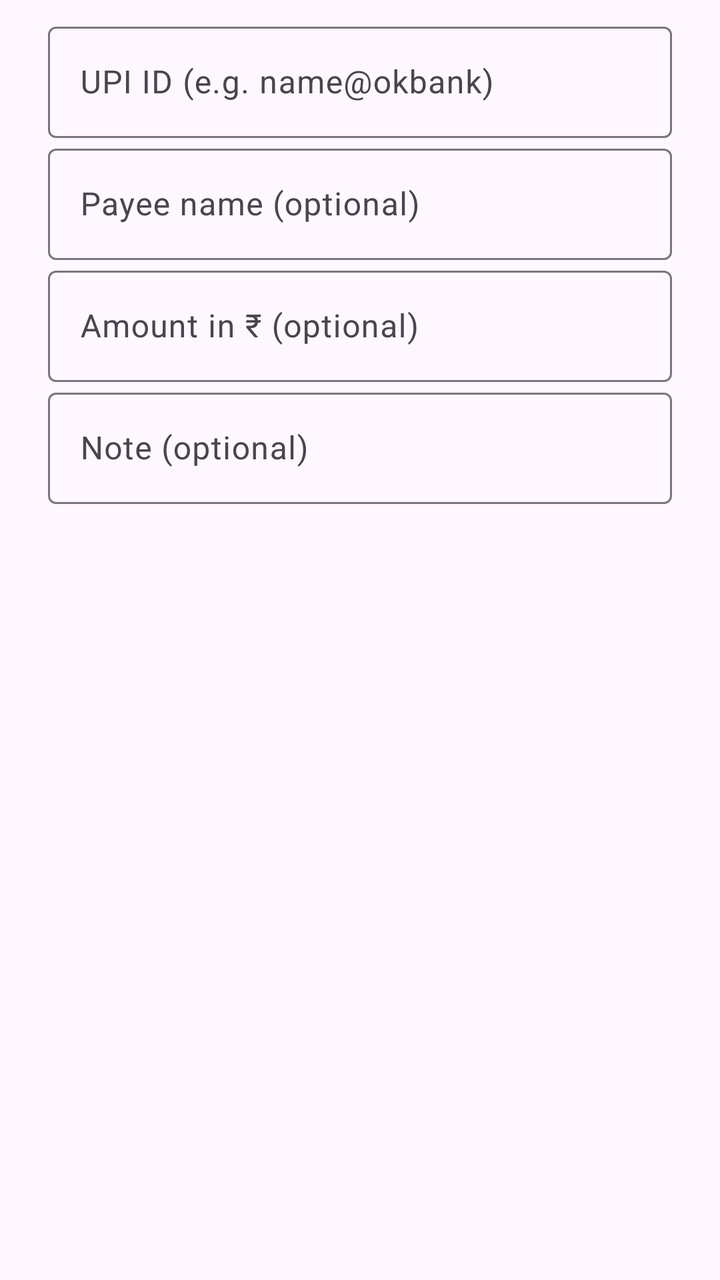
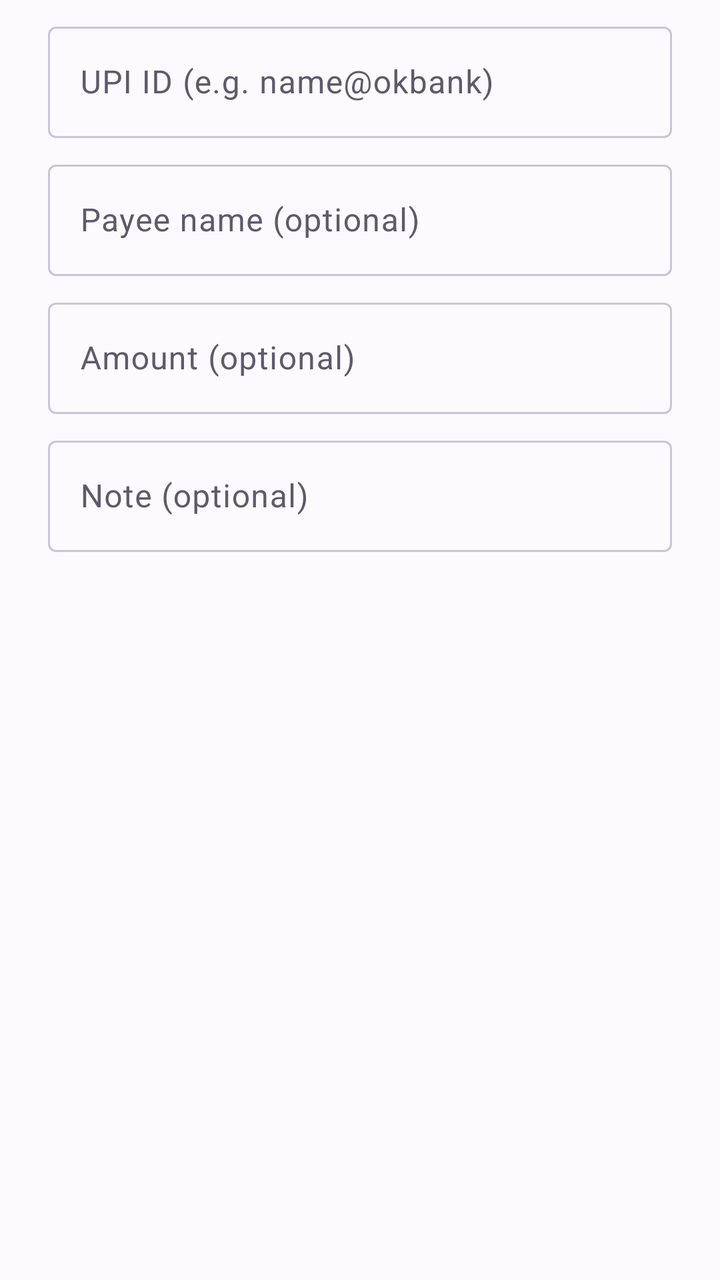

The first picture is an Android layout as it rendered before a commit; the second is the same layout after the commit. The layout source and the unified diff follow.
<!-- AndroidManifest.xml: application theme Theme.UpiHub -->
<!-- res/layout/dialog_manual.xml -->
<?xml version="1.0" encoding="utf-8"?>
<LinearLayout xmlns:android="http://schemas.android.com/apk/res/android"
    android:layout_width="match_parent"
    android:layout_height="wrap_content"
    android:orientation="vertical"
    android:paddingHorizontal="24dp"
    android:paddingTop="8dp">

    <com.google.android.material.textfield.TextInputLayout
        android:id="@+id/upiIdLayout"
        android:layout_width="match_parent"
        android:layout_height="wrap_content"
        android:hint="@string/upi_id_hint">
        <com.google.android.material.textfield.TextInputEditText
            android:id="@+id/upiIdInput"
            android:layout_width="match_parent"
            android:layout_height="wrap_content"
            android:inputType="textEmailAddress" />
    </com.google.android.material.textfield.TextInputLayout>

    <com.google.android.material.textfield.TextInputLayout
        android:layout_width="match_parent"
        android:layout_height="wrap_content"
        android:hint="@string/payee_name_hint">
        <com.google.android.material.textfield.TextInputEditText
            android:id="@+id/nameInput"
            android:layout_width="match_parent"
            android:layout_height="wrap_content"
            android:inputType="textPersonName" />
    </com.google.android.material.textfield.TextInputLayout>

    <com.google.android.material.textfield.TextInputLayout
        android:id="@+id/amountLayout"
        android:layout_width="match_parent"
        android:layout_height="wrap_content"
        android:hint="@string/amount_hint">
        <com.google.android.material.textfield.TextInputEditText
            android:id="@+id/amountInput"
            android:layout_width="match_parent"
            android:layout_height="wrap_content"
            android:inputType="numberDecimal" />
    </com.google.android.material.textfield.TextInputLayout>

    <com.google.android.material.textfield.TextInputLayout
        android:layout_width="match_parent"
        android:layout_height="wrap_content"
        android:hint="@string/note_hint">
        <com.google.android.material.textfield.TextInputEditText
            android:id="@+id/noteInput"
            android:layout_width="match_parent"
            android:layout_height="wrap_content"
            android:inputType="text" />
    </com.google.android.material.textfield.TextInputLayout>
</LinearLayout>
<!-- resources referenced by this layout -->
<resources>
  <string name="amount_hint">Amount in ₹ (optional)</string>
  <string name="note_hint">Note (optional)</string>
  <string name="payee_name_hint">Payee name (optional)</string>
  <string name="upi_id_hint">UPI ID (e.g. name@okbank)</string>
  <style name="Theme.UpiHub" parent="Theme.Material3.DayNight">
          <item name="colorPrimary">#5B3FD1</item>
          <item name="colorOnPrimary">#FFFFFF</item>
          <item name="colorSecondary">#00A884</item>
      </style>
</resources>

<!-- the commit's change to res/layout/dialog_manual.xml (unified diff, before → after) -->
@@ -1,5 +1,6 @@
 <?xml version="1.0" encoding="utf-8"?>
 <LinearLayout xmlns:android="http://schemas.android.com/apk/res/android"
+    xmlns:app="http://schemas.android.com/apk/res-auto"
     android:layout_width="match_parent"
     android:layout_height="wrap_content"
     android:orientation="vertical"
@@ -19,6 +20,7 @@
     </com.google.android.material.textfield.TextInputLayout>
 
     <com.google.android.material.textfield.TextInputLayout
+        android:layout_marginTop="8dp"
         android:layout_width="match_parent"
         android:layout_height="wrap_content"
         android:hint="@string/payee_name_hint">
@@ -31,9 +33,11 @@
 
     <com.google.android.material.textfield.TextInputLayout
         android:id="@+id/amountLayout"
+        android:layout_marginTop="8dp"
         android:layout_width="match_parent"
         android:layout_height="wrap_content"
-        android:hint="@string/amount_hint">
+        android:hint="@string/amount_hint"
+        app:prefixText="₹ ">
         <com.google.android.material.textfield.TextInputEditText
             android:id="@+id/amountInput"
             android:layout_width="match_parent"
@@ -42,6 +46,7 @@
     </com.google.android.material.textfield.TextInputLayout>
 
     <com.google.android.material.textfield.TextInputLayout
+        android:layout_marginTop="8dp"
         android:layout_width="match_parent"
         android:layout_height="wrap_content"
         android:hint="@string/note_hint">
<!-- resource entries referenced after the edit -->
@@ -1,13 +1,40 @@
 <!-- resources referenced by this layout -->
 <resources>
-  <string name="amount_hint">Amount in ₹ (optional)</string>
+  <string name="amount_hint">Amount (optional)</string>
   <string name="note_hint">Note (optional)</string>
   <string name="payee_name_hint">Payee name (optional)</string>
   <string name="upi_id_hint">UPI ID (e.g. name@okbank)</string>
-  <style name="Theme.UpiHub" parent="Theme.Material3.DayNight">
-          <item name="colorPrimary">#5B3FD1</item>
-          <item name="colorOnPrimary">#FFFFFF</item>
-          <item name="colorSecondary">#00A884</item>
+  <style name="Theme.UpiHub" parent="Theme.Material3.DayNight.NoActionBar">
+          <item name="colorPrimary">@color/brand_primary</item>
+          <item name="colorOnPrimary">@color/brand_on_primary</item>
+          <item name="colorPrimaryContainer">@color/brand_primary_container</item>
+          <item name="colorOnPrimaryContainer">@color/brand_on_primary_container</item>
+          <item name="colorSecondary">@color/brand_secondary</item>
+          <item name="colorSecondaryContainer">@color/brand_secondary_container</item>
+          <item name="colorOnSecondaryContainer">@color/brand_on_secondary_container</item>
+          <item name="colorSurface">@color/brand_surface</item>
+          <item name="colorSurfaceContainer">@color/brand_surface_container</item>
+          <item name="colorSurfaceContainerLow">@color/brand_surface_container</item>
+          <item name="colorSurfaceContainerHigh">@color/brand_surface_container</item>
+          <item name="colorOnSurface">@color/brand_on_surface</item>
+          <item name="colorOnSurfaceVariant">@color/brand_on_surface_variant</item>
+          <item name="colorOutline">@color/brand_outline</item>
+          <item name="colorOutlineVariant">@color/brand_outline</item>
+          <item name="android:colorBackground">@color/brand_surface</item>
+          <item name="colorError">@color/error</item>
       </style>
+  <color name="brand_primary">#5B3FD1</color>
+  <color name="brand_on_primary">#FFFFFF</color>
+  <color name="brand_primary_container">#E8E0FF</color>
+  <color name="brand_on_primary_container">#1D0B66</color>
+  <color name="brand_secondary">#00897B</color>
+  <color name="brand_secondary_container">#C8F3EC</color>
+  <color name="brand_on_secondary_container">#00201C</color>
+  <color name="brand_surface">#FCFAFF</color>
+  <color name="brand_surface_container">#F1EDFA</color>
+  <color name="brand_on_surface">#1B1A21</color>
+  <color name="brand_on_surface_variant">#5E5A6B</color>
+  <color name="brand_outline">#CAC4D8</color>
+  <color name="error">#BA1A1A</color>
 </resources>
 
